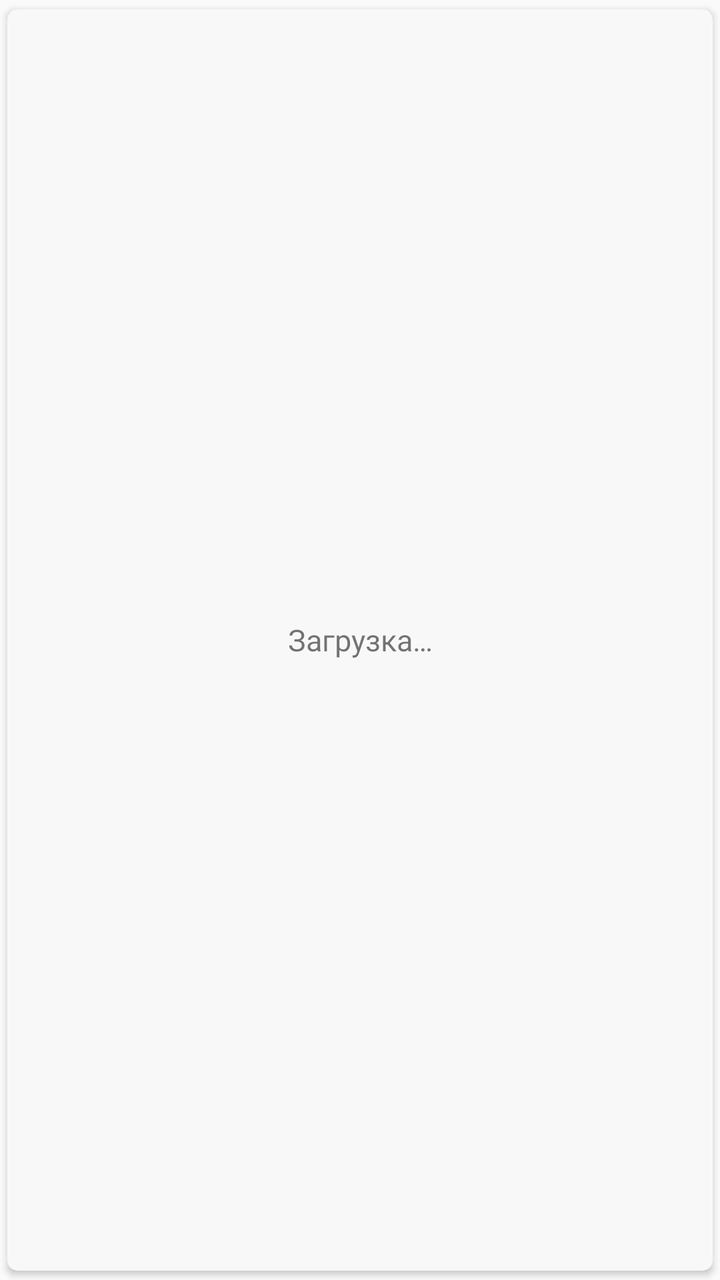
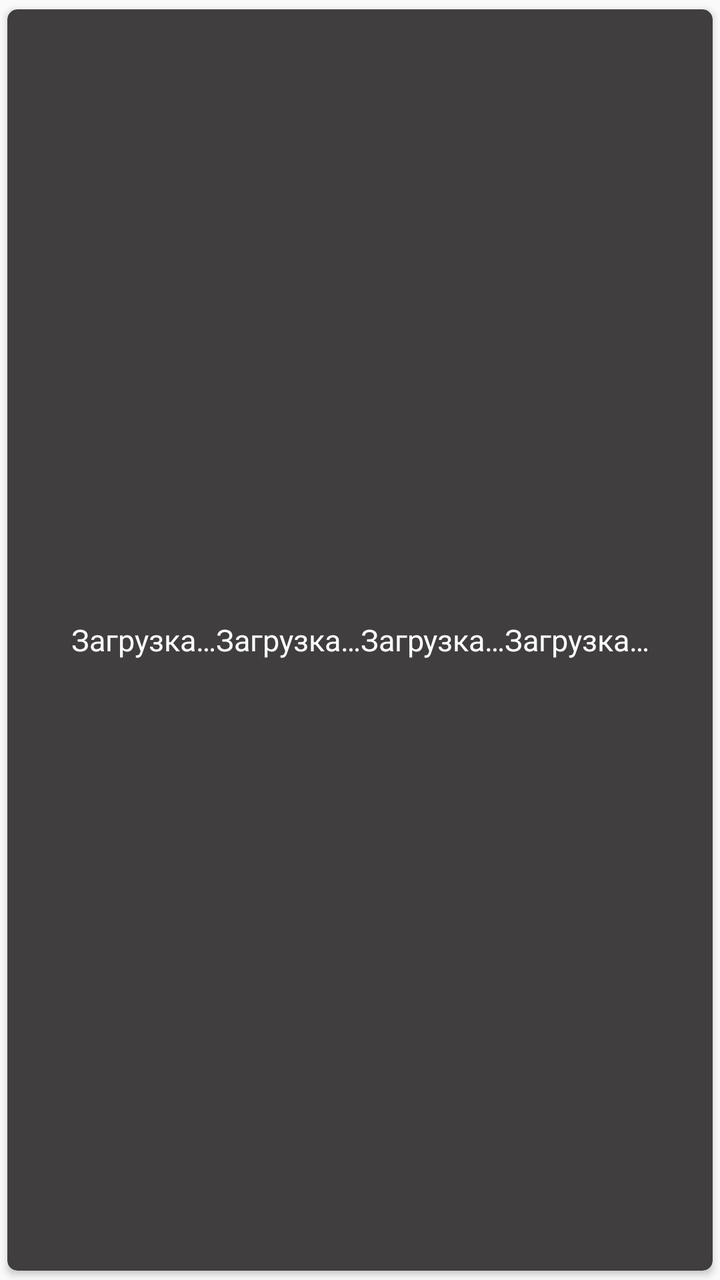

The first picture is an Android layout as it rendered before a commit; the second is the same layout after the commit. The layout source and the unified diff follow.
<!-- AndroidManifest.xml: application theme AppTheme -->
<!-- res/layout/custom_list_item.xml -->
<?xml version="1.0" encoding="utf-8"?>
<LinearLayout

    xmlns:android="http://schemas.android.com/apk/res/android"
    xmlns:tools="http://schemas.android.com/tools"
    android:orientation="vertical"
    android:gravity="center"
    android:layout_width="wrap_content"
    android:layout_height="wrap_content"
    tools:ignore="UseCompoundDrawables">

    <androidx.cardview.widget.CardView
        app:cardBackgroundColor="#F8F8F8"
        android:layout_width="match_parent"
        android:layout_height="match_parent"
        xmlns:app="http://schemas.android.com/apk/res-auto"
        app:cardCornerRadius="5dp"
        app:cardPreventCornerOverlap="true"
        app:cardUseCompatPadding="true">

        <TextView
            android:id="@+id/view_title"
            android:layout_gravity="center"
            android:textAlignment="center"
            android:layout_margin="1dp"
            android:singleLine="true"
            android:ellipsize="end"
            android:maxLines="1"
            android:textSize="15sp"
            android:text="@string/example_title"
            android:layout_width="wrap_content"
            android:layout_height="wrap_content"/>

    </androidx.cardview.widget.CardView>

    <androidx.cardview.widget.CardView

        app:cardBackgroundColor="#E6E4E4"
        android:layout_width="wrap_content"
        android:layout_height="wrap_content"
        xmlns:app="http://schemas.android.com/apk/res-auto"
        app:cardCornerRadius="5dp"
        app:cardPreventCornerOverlap="true"
        app:cardUseCompatPadding="true">


        <ImageView
            android:id="@+id/view_image"
            android:layout_margin="5dp"
            android:layout_width="160dp"
            android:layout_height="250dp"
            android:contentDescription="@string/todo" />

    </androidx.cardview.widget.CardView>


    <androidx.cardview.widget.CardView
        app:cardBackgroundColor="@color/white"
        android:layout_width="wrap_content"
        android:layout_height="wrap_content"
        xmlns:app="http://schemas.android.com/apk/res-auto"
        app:cardCornerRadius="5dp"
        app:cardPreventCornerOverlap="true"
        app:cardUseCompatPadding="true">

        <RatingBar
            android:id="@+id/ratingBar"
            android:gravity="center"
            android:layout_margin="2dp"
            android:layout_gravity="center"
            android:layout_width="80dp"
            android:layout_height="wrap_content"
            style="?android:attr/ratingBarStyleSmall"
            android:numStars="5"
            android:rating="0"
            android:stepSize="1" />

    </androidx.cardview.widget.CardView>

</LinearLayout>
<!-- resources referenced by this layout -->
<resources>
  <color name="white">#FFFFFFFF</color>
  <string name="example_title">Загрузка…</string>
  <string name="todo">TODO</string>
  <style name="AppTheme" parent="Theme.AppCompat.Light.DarkActionBar">
          <item name="colorPrimary">#162687</item>
          <item name="colorPrimaryDark">#734E16</item>
      </style>
</resources>

<!-- the commit's change to res/layout/custom_list_item.xml (unified diff, before → after) -->
@@ -10,7 +10,7 @@
     tools:ignore="UseCompoundDrawables">
 
     <androidx.cardview.widget.CardView
-        app:cardBackgroundColor="#F8F8F8"
+        app:cardBackgroundColor="#403E3E"
         android:layout_width="match_parent"
         android:layout_height="match_parent"
         xmlns:app="http://schemas.android.com/apk/res-auto"
@@ -20,6 +20,7 @@
 
         <TextView
             android:id="@+id/view_title"
+            android:textColor="@color/white"
             android:layout_gravity="center"
             android:textAlignment="center"
             android:layout_margin="1dp"
@@ -34,8 +35,7 @@
     </androidx.cardview.widget.CardView>
 
     <androidx.cardview.widget.CardView
-
-        app:cardBackgroundColor="#E6E4E4"
+        app:cardBackgroundColor="#403E3E"
         android:layout_width="wrap_content"
         android:layout_height="wrap_content"
         xmlns:app="http://schemas.android.com/apk/res-auto"
@@ -47,7 +47,7 @@
         <ImageView
             android:id="@+id/view_image"
             android:layout_margin="5dp"
-            android:layout_width="160dp"
+            android:layout_width="168dp"
             android:layout_height="250dp"
             android:contentDescription="@string/todo" />
 
@@ -55,7 +55,7 @@
 
 
     <androidx.cardview.widget.CardView
-        app:cardBackgroundColor="@color/white"
+        app:cardBackgroundColor="#403E3E"
         android:layout_width="wrap_content"
         android:layout_height="wrap_content"
         xmlns:app="http://schemas.android.com/apk/res-auto"
@@ -65,10 +65,12 @@
 
         <RatingBar
             android:id="@+id/ratingBar"
+            android:progressBackgroundTint="#FFFFFF"
+            android:progressTint="#F7FF00"
             android:gravity="center"
             android:layout_margin="2dp"
             android:layout_gravity="center"
-            android:layout_width="80dp"
+            android:layout_width="wrap_content"
             android:layout_height="wrap_content"
             style="?android:attr/ratingBarStyleSmall"
             android:numStars="5"
<!-- resource entries referenced after the edit -->
@@ -1,7 +1,7 @@
 <!-- resources referenced by this layout -->
 <resources>
   <color name="white">#FFFFFFFF</color>
-  <string name="example_title">Загрузка…</string>
+  <string name="example_title">Загрузка…Загрузка…Загрузка…Загрузка…</string>
   <string name="todo">TODO</string>
   <style name="AppTheme" parent="Theme.AppCompat.Light.DarkActionBar">
           <item name="colorPrimary">#162687</item>
